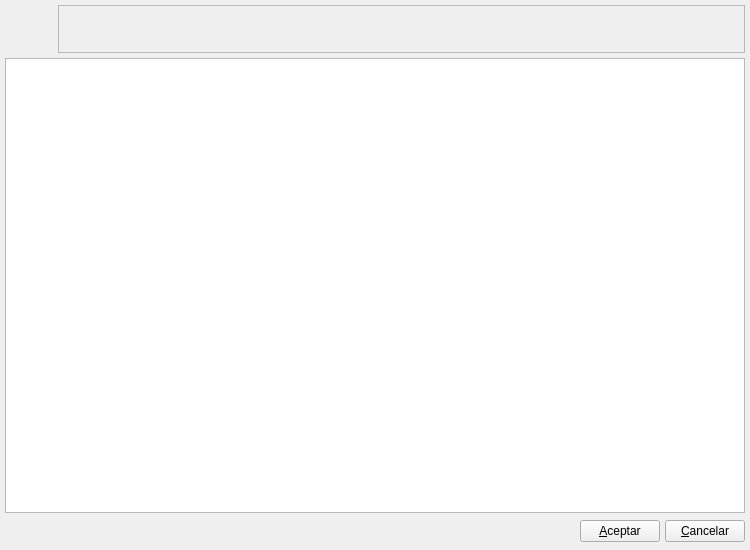
The window that bulmages/bulmafact/plugins/pluginbf_iva/listtasaivabase.ui (eboladev/Bulmages-1) describes before a commit, drawn with Qt 5.
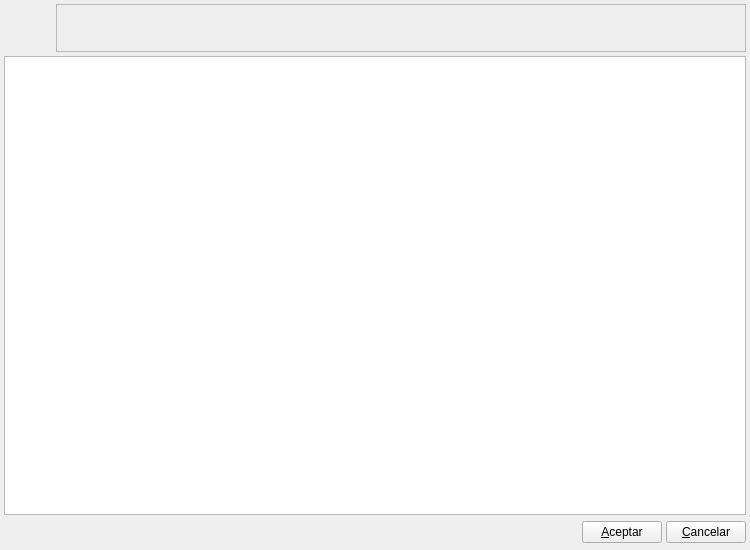
The same window after the commit. Icons and pictures are not drawn. Custom widgets are drawn as their Qt base class.

The edit to the form file:
```diff
--- a/bulmages/bulmafact/plugins/pluginbf_iva/listtasaivabase.ui
+++ b/bulmages/bulmafact/plugins/pluginbf_iva/listtasaivabase.ui
@@ -10,24 +10,30 @@
     <height>550</height>
    </rect>
   </property>
-  <property name="windowTitle" >
+  <property name="minimumSize">
+   <size>
+    <width>750</width>
+    <height>550</height>
+   </size>
+  </property>
+  <property name="windowTitle">
    <string>Tasas de IVA</string>
   </property>
   <property name="windowIcon" >
    <iconset resource="../../../bulmages.qrc" >
     <normaloff>:/Images/vattax.png</normaloff>:/Images/vattax.png</iconset>
   </property>
-  <layout class="QGridLayout" >
-   <property name="margin" >
-    <number>5</number>
+  <layout class="QGridLayout">
+   <property name="margin">
+    <number>4</number>
    </property>
-   <property name="spacing" >
-    <number>5</number>
+   <property name="spacing">
+    <number>4</number>
    </property>
-   <item row="2" column="0" >
-    <layout class="QHBoxLayout" >
-     <property name="spacing" >
-      <number>5</number>
+   <item row="2" column="0">
+    <layout class="QHBoxLayout">
+     <property name="spacing">
+      <number>4</number>
      </property>
      <property name="margin" >
       <number>0</number>
@@ -61,10 +67,10 @@
      </item>
     </layout>
    </item>
-   <item row="0" column="0" >
-    <layout class="QHBoxLayout" >
-     <property name="spacing" >
-      <number>5</number>
+   <item row="0" column="0">
+    <layout class="QHBoxLayout">
+     <property name="spacing">
+      <number>4</number>
      </property>
      <property name="margin" >
       <number>0</number>
@@ -118,7 +124,7 @@
    </item>
   </layout>
  </widget>
- <layoutdefault spacing="2" margin="6" />
+ <layoutdefault spacing="2" margin="6"/>
  <customwidgets>
   <customwidget>
    <class>ListTasaIVASubForm</class>
```
Left out of the diff: 61 changed lines with no effect on the pictures.
